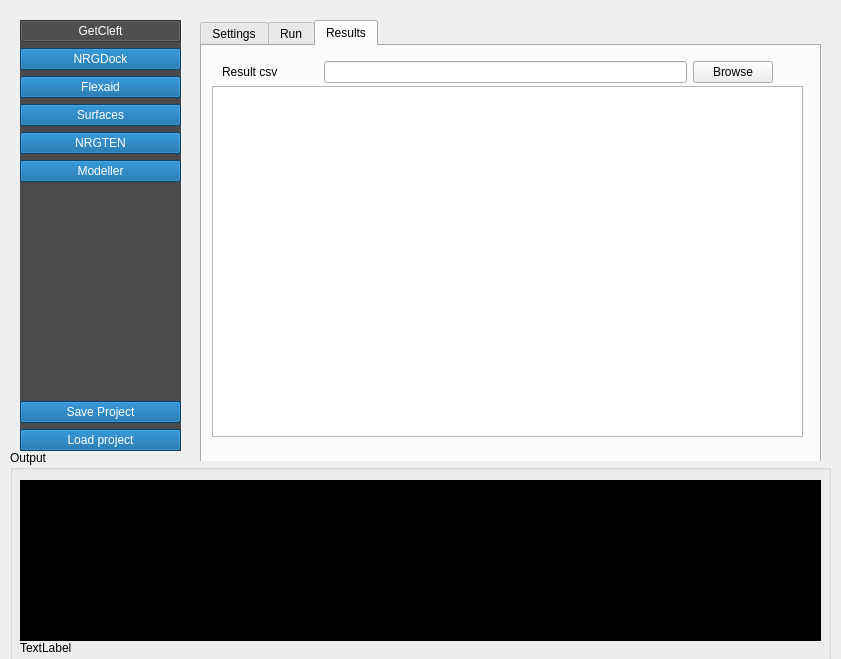
Old version of the form nrgdock_widget.ui in the repository ThomasDesc/NRG_plugin.
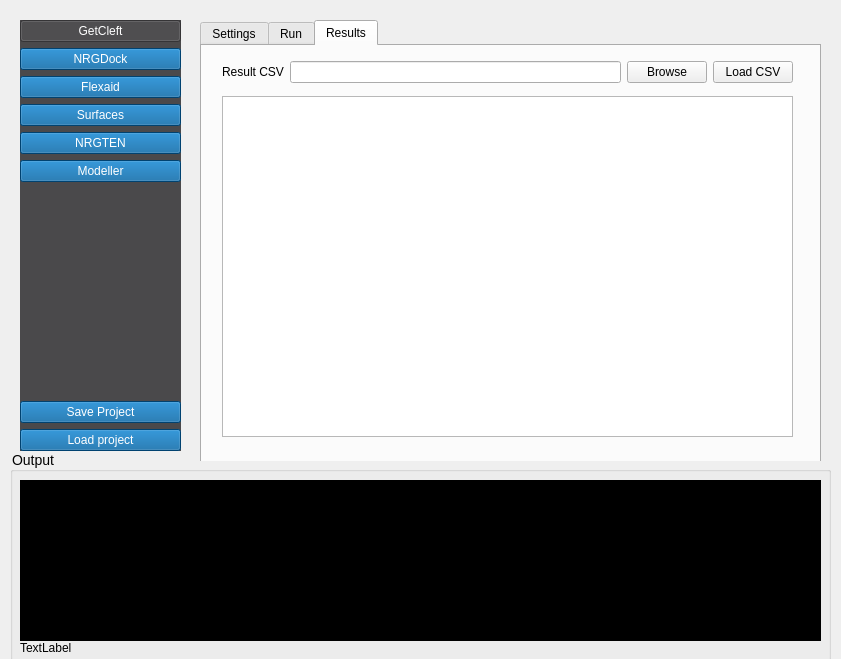
New version of the form. The open tabs and pages were chosen to show the change.

Commit message: show nrgdock results in a table

The edit to the form file:
```diff
--- a/nrgdock_widget.ui
+++ b/nrgdock_widget.ui
@@ -16,6 +16,10 @@
   <property name="autoFillBackground">
    <bool>false</bool>
   </property>
+  <property name="styleSheet">
+   <string notr="true">QGroupBox{
+font-size:14px}</string>
+  </property>
   <widget class="QWidget" name="verticalWidget" native="true">
    <property name="geometry">
     <rect>
@@ -1621,61 +1625,56 @@
       <attribute name="title">
        <string>Results</string>
       </attribute>
-      <widget class="QTableWidget" name="tableWidget">
-       <property name="geometry">
-        <rect>
-         <x>10</x>
-         <y>40</y>
-         <width>591</width>
-         <height>351</height>
-        </rect>
-       </property>
-      </widget>
       <widget class="QWidget" name="gridLayoutWidget_8">
        <property name="geometry">
         <rect>
          <x>20</x>
          <y>10</y>
-         <width>551</width>
+         <width>571</width>
          <height>33</height>
         </rect>
        </property>
        <layout class="QGridLayout" name="gridLayout_12">
-        <item row="0" column="2">
-         <widget class="QLineEdit" name="nrgdock_result_path"/>
-        </item>
-        <item row="0" column="1">
-         <spacer name="horizontalSpacer_5">
-          <property name="orientation">
-           <enum>Qt::Horizontal</enum>
-          </property>
-          <property name="sizeType">
-           <enum>QSizePolicy::Preferred</enum>
-          </property>
-          <property name="sizeHint" stdset="0">
-           <size>
-            <width>40</width>
-            <height>20</height>
-           </size>
-          </property>
-         </spacer>
-        </item>
-        <item row="0" column="0">
-         <widget class="QLabel" name="label_6">
-          <property name="text">
-           <string>Result csv</string>
-          </property>
-         </widget>
-        </item>
         <item row="0" column="3">
+         <widget class="QPushButton" name="nrgdock_load_csv_button">
+          <property name="text">
+           <string>Load CSV</string>
+          </property>
+         </widget>
+        </item>
+        <item row="0" column="1">
+         <widget class="QLineEdit" name="nrgdock_result_path">
+          <property name="text">
+           <string/>
+          </property>
+         </widget>
+        </item>
+        <item row="0" column="2">
          <widget class="QPushButton" name="nrgdock_result_browse_button">
           <property name="text">
            <string>Browse</string>
           </property>
          </widget>
         </item>
+        <item row="0" column="0">
+         <widget class="QLabel" name="label_6">
+          <property name="text">
+           <string>Result CSV</string>
+          </property>
+         </widget>
+        </item>
        </layout>
       </widget>
+      <widget class="QTableView" name="nrgdock_result_table">
+       <property name="geometry">
+        <rect>
+         <x>20</x>
+         <y>50</y>
+         <width>571</width>
+         <height>341</height>
+        </rect>
+       </property>
+      </widget>
      </widget>
     </widget>
    </widget>
```
Left out of the diff: 34 changed lines with no effect on the pictures. The commit also changes 4 other files.
